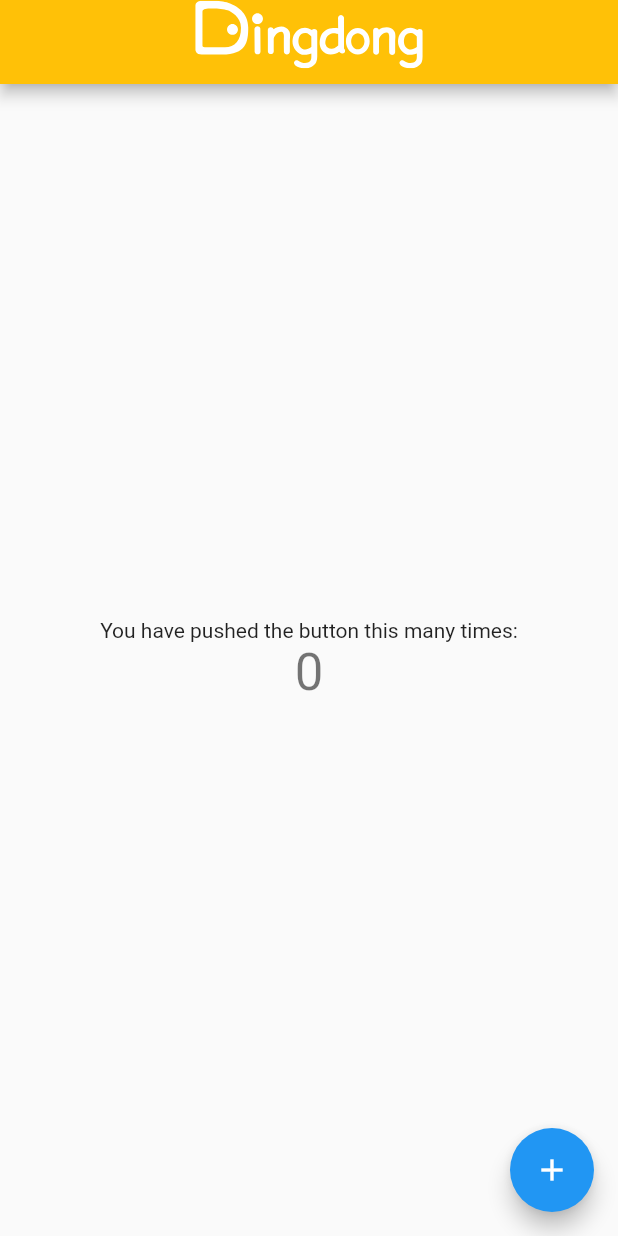
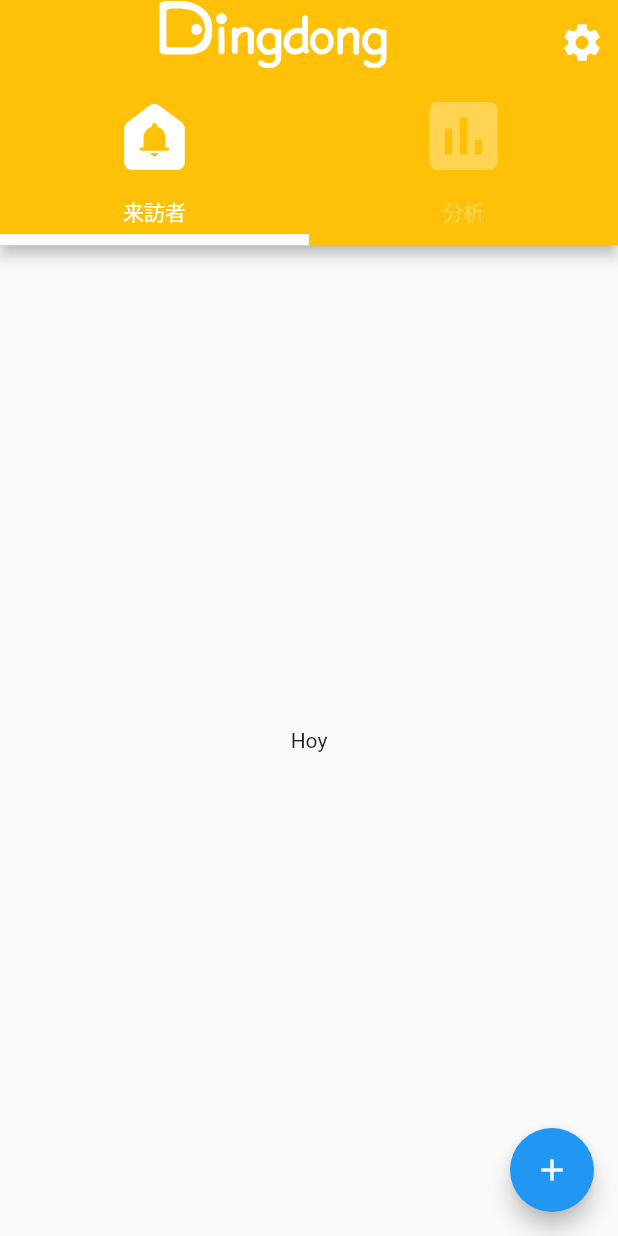
Before and after one commit to uyaman2014/DingDong_Flutter, a Flutter app: the screen it shows after launch, on a phone screen of 412 x 824 dp. Run offline on Flutter 3.47's test engine with Material 2 defaults, Android fonts, the phone set to English and light mode, and no system bars; our stand-ins replace flutter_svg.

Commit message:
ADD: タブを作成した

```diff
--- a/lib/main.dart
+++ b/lib/main.dart
@@ -25,7 +25,10 @@ class MyApp extends StatelessWidget {
         // is not restarted.
         primarySwatch: Colors.blue,
       ),
-      home: const MyHomePage(title: 'DingDong'),
+      home: const DefaultTabController(
+        length: 2,
+        child: MyHomePage(title: 'DingDong'),
+      ),
     );
   }
 }
@@ -75,6 +78,29 @@ class _MyHomePageState extends State<MyHomePage> {
         // Here we take the value from the MyHomePage object that was created by
         // the App.build method, and use it to set our appbar title.
         backgroundColor: Colors.amber,
+        bottom: const TabBar(
+            indicatorColor: Colors.white,
+            indicatorWeight: 7.5,
+            unselectedLabelColor: Colors.white30,
+            tabs: [
+              Tab(
+                height: 100,
+                text: '来訪者',
+                icon: Icon(
+                  Icons.doorbell_rounded,
+                  size: 60,
+                ),
+              ),
+              Tab(
+                height: 100,
+                text: '分析',
+                icon: Icon(
+                  Icons.assessment,
+                  size: 60,
+                ),
+              ),
+            ],
+        ),
         title: Column(
           //mainAxisAlignment: MainAxisAlignment.center,
           children: [
@@ -89,36 +115,23 @@ class _MyHomePageState extends State<MyHomePage> {
             ),
           ],
         ),
+        actions: <Widget>[
+          IconButton(
+            icon: Icon(Icons.settings, color: Colors.white, size: 30,),
+            onPressed: () {  },
+          ),
+        ],
+
       ),
-      body: Center(
-        // Center is a layout widget. It takes a single child and positions it
-        // in the middle of the parent.
-        child: Column(
-          // Column is also a layout widget. It takes a list of children and
-          // arranges them vertically. By default, it sizes itself to fit its
-          // children horizontally, and tries to be as tall as its parent.
-          //
-          // Invoke "debug painting" (press "p" in the console, choose the
-          // "Toggle Debug Paint" action from the Flutter Inspector in Android
-          // Studio, or the "Toggle Debug Paint" command in Visual Studio Code)
-          // to see the wireframe for each widget.
-          //
-          // Column has various properties to control how it sizes itself and
-          // how it positions its children. Here we use mainAxisAlignment to
-          // center the children vertically; the main axis here is the vertical
-          // axis because Columns are vertical (the cross axis would be
-          // horizontal).
-          mainAxisAlignment: MainAxisAlignment.center,
-          children: <Widget>[
-            const Text(
-              'You have pushed the button this many times:',
-            ),
-            Text(
-              '$_counter',
-              style: Theme.of(context).textTheme.headline4,
-            ),
-          ],
-        ),
+      body: const TabBarView(
+        children: <Widget>[
+          Center(
+            child: Text('Hoy'),
+          ),
+          Center(
+            child: Text('Hey'),
+          ),
+        ],
       ),
       floatingActionButton: FloatingActionButton(
         onPressed: _incrementCounter,
```
